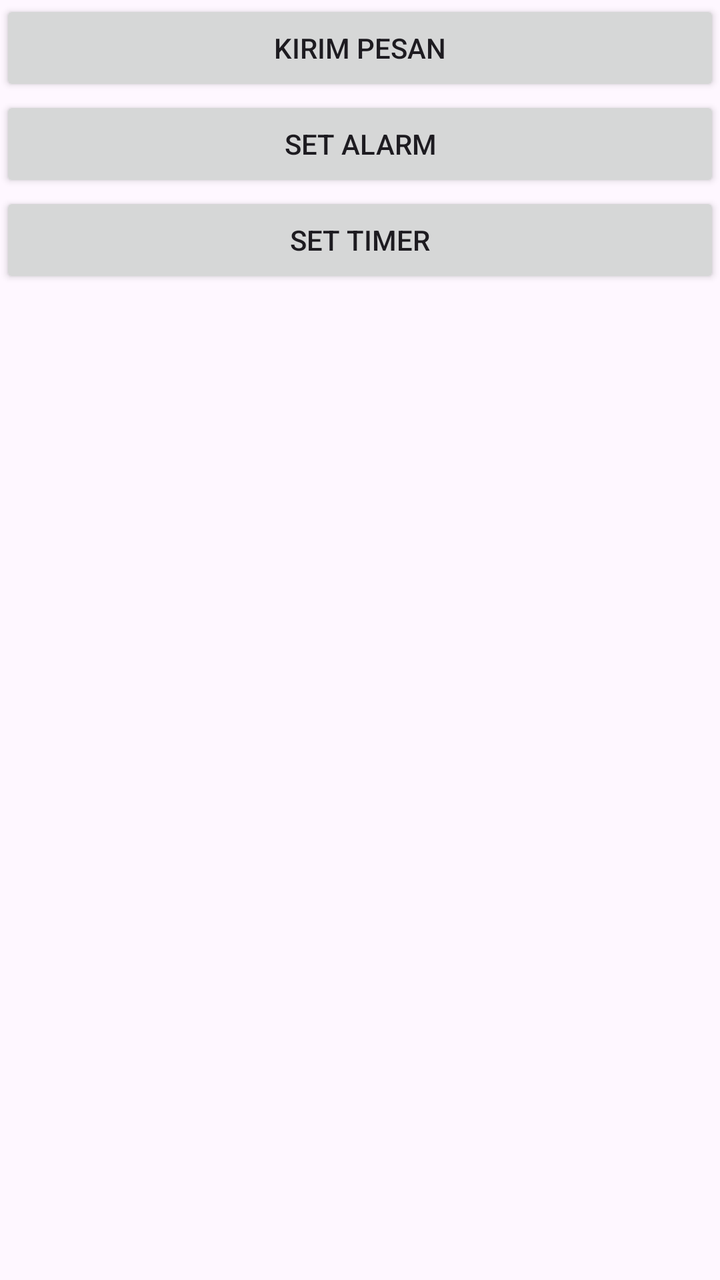
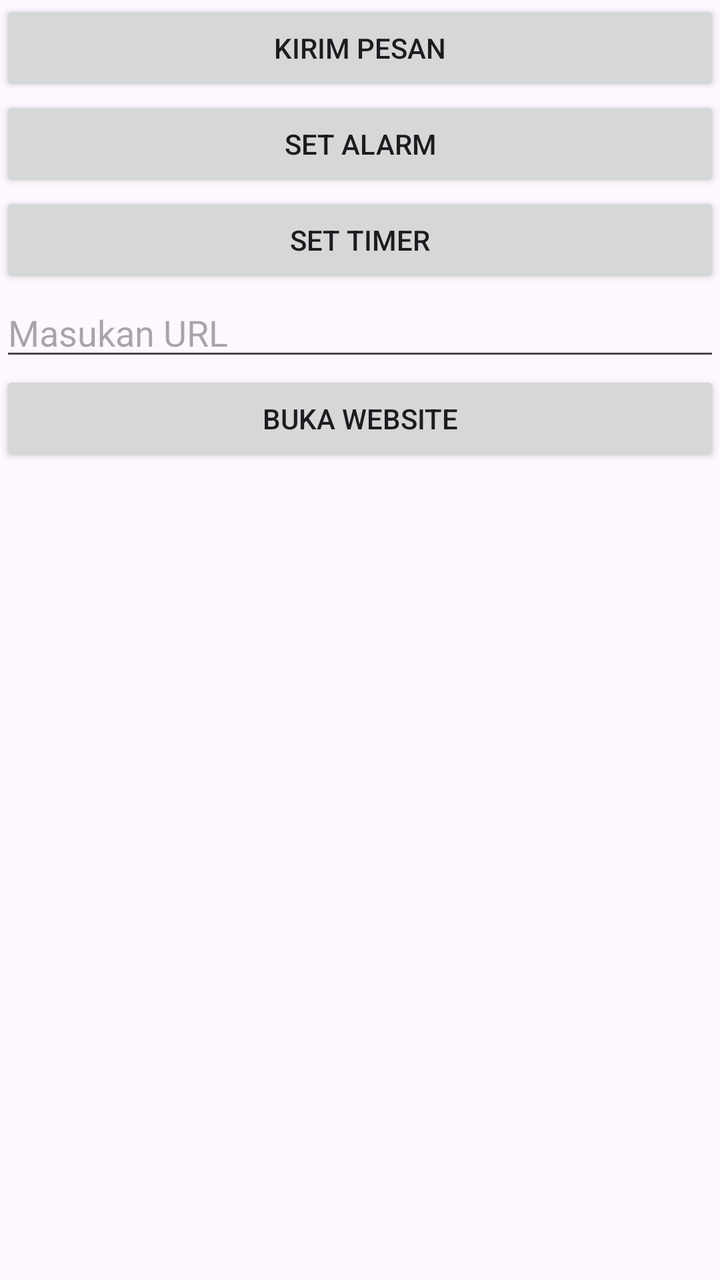

Screens rendered from an Android XML layout before and after an edit, with the pre-edit source and the edit as a unified diff.
<!-- AndroidManifest.xml: application theme Theme.Implisit -->
<!-- res/layout/activity_main.xml -->
<?xml version="1.0" encoding="utf-8"?>
<LinearLayout xmlns:android="http://schemas.android.com/apk/res/android"
    xmlns:app="http://schemas.android.com/apk/res-auto"
    xmlns:tools="http://schemas.android.com/tools"
    android:id="@+id/main"
    android:layout_width="match_parent"
    android:layout_height="match_parent"
    android:orientation="vertical"
    tools:context=".MainActivity">

    <Button
        android:layout_width="match_parent"
        android:layout_height="wrap_content"
        android:id="@+id/btnKirimPesan"
        android:text="Kirim Pesan" />

    <Button
        android:layout_width="match_parent"
        android:layout_height="wrap_content"
        android:id="@+id/btnSetAlarm"
        android:text="Set Alarm" />

    <Button
        android:layout_width="match_parent"
        android:layout_height="wrap_content"
        android:id="@+id/btnSetTimer"
        android:text="Set Timer" />

</LinearLayout>
<!-- resources referenced by this layout -->
<resources>
  <style name="Theme.Implisit" parent="Base.Theme.Implisit" />
  <style name="Base.Theme.Implisit" parent="Theme.Material3.DayNight.NoActionBar">
          
          
      </style>
</resources>

<!-- the commit's change to res/layout/activity_main.xml (unified diff, before → after) -->
@@ -25,5 +25,17 @@
         android:layout_height="wrap_content"
         android:id="@+id/btnSetTimer"
         android:text="Set Timer" />
+    
+    <EditText
+        android:layout_width="match_parent"
+        android:layout_height="wrap_content"
+        android:id="@+id/etURL"
+        android:hint="Masukan URL" />
+
+    <Button
+        android:id="@+id/btnOpenURL"
+        android:layout_width="match_parent"
+        android:layout_height="wrap_content"
+        android:text="Buka Website" />
 
 </LinearLayout>
